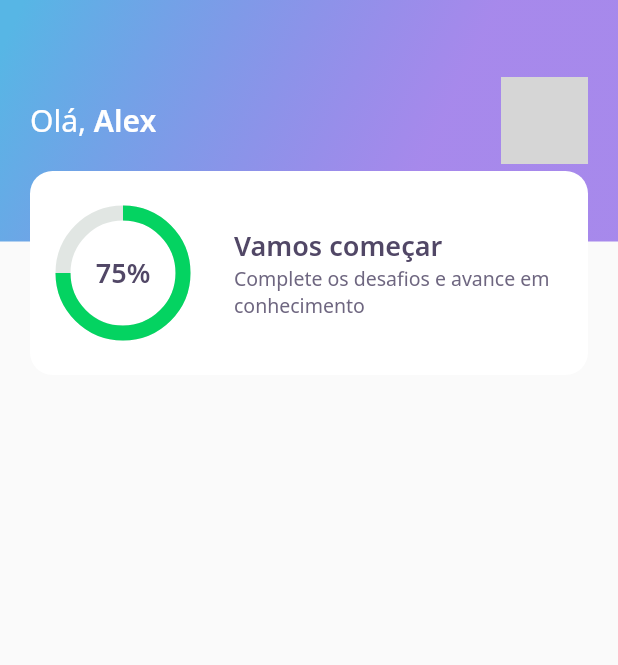
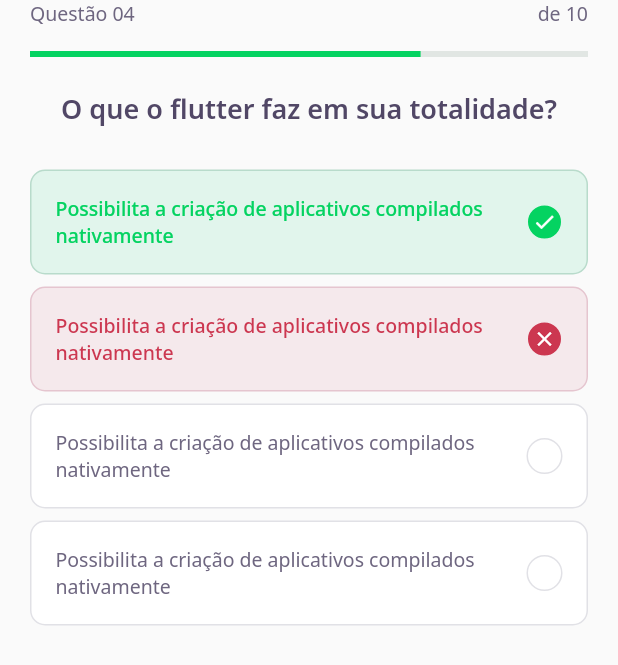
Before and after one commit to AlexSerodio/dev-quiz, a Flutter app: the screen it shows after launch, on a phone screen of 412 x 824 dp. Shown: the top 665 px of the screen. Run offline on Flutter 3.47's test engine with Material 2 defaults, Android fonts, the phone set to English and light mode, and no system bars; our stand-ins replace google_fonts; grey boxes are pictures that could not be loaded.

Commit message:
finalizado design da home e adicionado challenge page

```diff
--- /dev/null
+++ b/lib/challenge/challenge_page.dart
@@ -0,0 +1,26 @@
+import 'package:flutter/material.dart';
+import 'package:dev_quiz/challenge/widgets/question_indicator/question_indicator_widget.dart';
+import 'package:dev_quiz/challenge/widgets/quiz/quiz_widget.dart';
+
+class ChallengePage extends StatefulWidget {
+  ChallengePage({Key? key}) : super(key: key);
+
+  @override
+  _ChallengePageState createState() => _ChallengePageState();
+}
+
+class _ChallengePageState extends State<ChallengePage> {
+  @override
+  Widget build(BuildContext context) {
+    return Scaffold(
+      appBar: PreferredSize(
+        preferredSize: Size.fromHeight(60),
+        child: SafeArea(
+          top: true,
+          child: QuestionIndicatorWidget()
+        ),
+      ),
+      body: QuizWidget(title: "O que o flutter faz em sua totalidade?",),
+    );
+  }
+}
--- /dev/null
+++ b/lib/challenge/widgets/answer/answer_widget.dart
@@ -0,0 +1,78 @@
+import 'package:flutter/material.dart';
+import 'package:dev_quiz/core/app_colors.dart';
+import 'package:dev_quiz/core/app_text_styles.dart';
+
+class AnswerWidget extends StatelessWidget {
+  final String title;
+  final bool isRight;
+  final bool isSelected;
+
+  const AnswerWidget({
+    Key? key,
+    required this.title,
+    this.isRight = false,
+    this.isSelected = false,
+  }) : super(key: key);
+
+  Color get _selectedColorRight =>
+      isRight ? AppColors.darkGreen : AppColors.darkRed;
+
+  Color get _selectedBorderRight =>
+      isRight ? AppColors.lightGreen : AppColors.lightRed;
+
+  Color get _selectedColorCardRight =>
+      isRight ? AppColors.lightGreen : AppColors.lightRed;
+
+  Color get _selectedBorderCardRight =>
+      isRight ? AppColors.green : AppColors.red;
+
+  TextStyle get _selectedTextStyleRight =>
+      isRight ? AppTextStyles.bodyDarkGreen : AppTextStyles.bodyDarkRed;
+
+  IconData get _selectedIconRight => isRight ? Icons.check : Icons.close;
+
+  @override
+  Widget build(BuildContext context) {
+    return Padding(
+      padding: const EdgeInsets.symmetric(vertical: 4),
+      child: Container(
+        padding: EdgeInsets.all(16),
+        decoration: BoxDecoration(
+          color: isSelected ? _selectedColorCardRight : AppColors.white,
+          borderRadius: BorderRadius.circular(10),
+          border: Border.fromBorderSide(BorderSide(
+              color: isSelected ? _selectedBorderCardRight : AppColors.border)),
+        ),
+        child: Row(
+          mainAxisAlignment: MainAxisAlignment.spaceBetween,
+          children: [
+            Expanded(
+              child: Text(title,
+                  style: isSelected
+                      ? _selectedTextStyleRight
+                      : AppTextStyles.body),
+            ),
+            Container(
+              height: 24,
+              width: 24,
+              decoration: BoxDecoration(
+                color: isSelected ? _selectedColorRight : AppColors.white,
+                borderRadius: BorderRadius.circular(100),
+                border: Border.fromBorderSide(BorderSide(
+                    color:
+                        isSelected ? _selectedBorderRight : AppColors.border)),
+              ),
+              child: isSelected
+                  ? Icon(
+                      _selectedIconRight,
+                      size: 16,
+                      color: Colors.white,
+                    )
+                  : null,
+            )
+          ],
+        ),
+      ),
+    );
+  }
+}
--- /dev/null
+++ b/lib/challenge/widgets/question_indicator/question_indicator_widget.dart
@@ -0,0 +1,27 @@
+import 'package:flutter/material.dart';
+import 'package:dev_quiz/core/app_text_styles.dart';
+import 'package:dev_quiz/shared/widgets/progress_indicator/progress_indicator_widget.dart';
+
+class QuestionIndicatorWidget extends StatelessWidget {
+  const QuestionIndicatorWidget({Key? key}) : super(key: key);
+
+  @override
+  Widget build(BuildContext context) {
+    return Container(
+      padding: const EdgeInsets.symmetric(horizontal: 20),
+      child: Column(
+        children: [
+          Row(
+            mainAxisAlignment: MainAxisAlignment.spaceBetween,
+            children: [
+              Text("Questão 04", style: AppTextStyles.body,),
+              Text(" de 10", style: AppTextStyles.body,),
+            ],
+          ),
+          SizedBox(height: 16,),
+          ProgressIndicatorWidget(value: .7,),
+        ],
+      ),
+    );
+  }
+}
--- /dev/null
+++ b/lib/challenge/widgets/quiz/quiz_widget.dart
@@ -0,0 +1,43 @@
+import 'package:flutter/material.dart';
+import 'package:dev_quiz/core/app_text_styles.dart';
+import 'package:dev_quiz/challenge/widgets/answer/answer_widget.dart';
+
+class QuizWidget extends StatelessWidget {
+  final String title;
+
+  const QuizWidget({Key? key, required this.title}) : super(key: key);
+
+  @override
+  Widget build(BuildContext context) {
+    return Container(
+      padding: const EdgeInsets.symmetric(horizontal: 20),
+      child: Column(
+        children: [
+          Text(
+            title,
+            style: AppTextStyles.heading,
+          ),
+          SizedBox(
+            height: 24,
+          ),
+          AnswerWidget(
+            title: "Possibilita a criação de aplicativos compilados nativamente",
+            isRight: true,
+            isSelected: true,
+          ),
+          AnswerWidget(
+            title: "Possibilita a criação de aplicativos compilados nativamente",
+            isRight: false,
+            isSelected: true,
+          ),
+          AnswerWidget(
+            title: "Possibilita a criação de aplicativos compilados nativamente"
+          ),
+          AnswerWidget(
+            title: "Possibilita a criação de aplicativos compilados nativamente"
+          ),
+        ],
+      ),
+    );
+  }
+}
--- a/lib/core/app_widget.dart
+++ b/lib/core/app_widget.dart
@@ -1,4 +1,4 @@
-import 'package:dev_quiz/home/home_page.dart';
+import 'package:dev_quiz/challenge/challenge_page.dart';
 import 'package:flutter/material.dart';
 
 class AppWidget extends StatelessWidget {
@@ -6,7 +6,7 @@ class AppWidget extends StatelessWidget {
   Widget build(BuildContext context) {
     return MaterialApp(
       title: "DevQuiz",
-      home: HomePage(),
+      home: ChallengePage(),
     );
   }
 }
--- a/lib/home/widgets/score_card/score_card_widget.dart
+++ b/lib/home/widgets/score_card/score_card_widget.dart
@@ -16,6 +16,8 @@ class ScoreCardWidget extends StatelessWidget {
           color: AppColors.white,
           borderRadius: BorderRadius.circular(15),
         ),
+        child: Padding(
+          padding: const EdgeInsets.symmetric(horizontal: 24),
           child: Row(
             crossAxisAlignment: CrossAxisAlignment.center,
             children: [
@@ -26,7 +28,7 @@ class ScoreCardWidget extends StatelessWidget {
               Expanded(
                 flex: 2,
                 child: Padding(
-                padding: const EdgeInsets.only(left: 12),
+                  padding: const EdgeInsets.only(left: 24),
                   child: Column(
                     mainAxisAlignment: MainAxisAlignment.center,
                     crossAxisAlignment: CrossAxisAlignment.start,
@@ -46,6 +48,7 @@ class ScoreCardWidget extends StatelessWidget {
             ],
           ),
         ),
+      ),
     );
   }
 }
--- /dev/null
+++ b/lib/shared/widgets/progress_indicator/progress_indicator_widget.dart
@@ -0,0 +1,16 @@
+import 'package:flutter/material.dart';
+import 'package:dev_quiz/core/app_colors.dart';
+
+class ProgressIndicatorWidget extends StatelessWidget {
+  final double value;
+  const ProgressIndicatorWidget({Key? key, required this.value}) : super(key: key);
+
+  @override
+  Widget build(BuildContext context) {
+    return LinearProgressIndicator(
+      value: value,
+      backgroundColor: AppColors.chartSecondary,
+      valueColor: AlwaysStoppedAnimation<Color>(AppColors.chartPrimary),
+    );
+  }
+}
```
Also changed, not shown: lib/home/home_page.dart (+40 -0 lines), lib/home/widgets/level_button/level_button_widget.dart (added, +58 -0 lines), lib/home/widgets/quiz_card/quiz_card_widget.dart (added, +52 -0 lines), 1 other file. Lines whose indentation alone changed are shown as unchanged.
